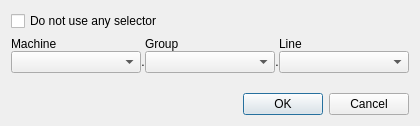
The window that comrad/app/plugins/toolbar/pls_dialog.ui (jfpatrick/accsoft-gui-rad-comrad) describes before a commit, drawn with Qt 5.
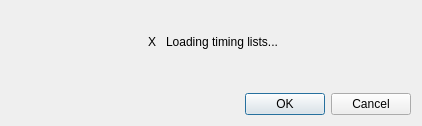
The same window after the commit. The open tabs and pages were chosen to show the change.

Commit message: pyccda error no longer crashes comrad. instead, error message is printed

Diff of the .ui file:
```diff
--- a/comrad/app/plugins/toolbar/pls_dialog.ui
+++ b/comrad/app/plugins/toolbar/pls_dialog.ui
@@ -6,7 +6,7 @@
    <rect>
     <x>0</x>
     <y>0</y>
-    <width>420</width>
+    <width>422</width>
     <height>126</height>
    </rect>
   </property>
@@ -21,6 +21,22 @@
   </property>
   <layout class="QVBoxLayout" name="verticalLayout">
    <item>
+    <widget class="QStackedWidget" name="stack">
+     <widget class="QWidget" name="page_selection">
+      <layout class="QVBoxLayout" name="verticalLayout_2">
+       <property name="leftMargin">
+        <number>0</number>
+       </property>
+       <property name="topMargin">
+        <number>0</number>
+       </property>
+       <property name="rightMargin">
+        <number>0</number>
+       </property>
+       <property name="bottomMargin">
+        <number>0</number>
+       </property>
+       <item>
     <widget class="QCheckBox" name="no_selector">
      <property name="text">
       <string>Do not use any selector</string>
@@ -153,6 +169,160 @@
        </widget>
       </item>
      </layout>
+        </widget>
+       </item>
+      </layout>
+     </widget>
+     <widget class="QWidget" name="page_loading">
+      <layout class="QHBoxLayout" name="horizontalLayout">
+       <property name="leftMargin">
+        <number>0</number>
+       </property>
+       <property name="topMargin">
+        <number>0</number>
+       </property>
+       <property name="rightMargin">
+        <number>0</number>
+       </property>
+       <property name="bottomMargin">
+        <number>0</number>
+       </property>
+       <item>
+        <spacer name="horizontalSpacer">
+         <property name="orientation">
+          <enum>Qt::Horizontal</enum>
+         </property>
+         <property name="sizeHint" stdset="0">
+          <size>
+           <width>25</width>
+           <height>20</height>
+          </size>
+         </property>
+        </spacer>
+       </item>
+       <item>
+        <widget class="QLabel" name="activity">
+         <property name="sizePolicy">
+          <sizepolicy hsizetype="Fixed" vsizetype="Fixed">
+           <horstretch>0</horstretch>
+           <verstretch>0</verstretch>
+          </sizepolicy>
+         </property>
+         <property name="minimumSize">
+          <size>
+           <width>16</width>
+           <height>16</height>
+          </size>
+         </property>
+         <property name="maximumSize">
+          <size>
+           <width>16</width>
+           <height>16</height>
+          </size>
+         </property>
+         <property name="baseSize">
+          <size>
+           <width>16</width>
+           <height>16</height>
+          </size>
+         </property>
+         <property name="text">
+          <string>X</string>
+         </property>
+         <property name="alignment">
+          <set>Qt::AlignCenter</set>
+         </property>
+        </widget>
+       </item>
+       <item>
+        <widget class="QLabel" name="loading">
+         <property name="sizePolicy">
+          <sizepolicy hsizetype="Preferred" vsizetype="Minimum">
+           <horstretch>0</horstretch>
+           <verstretch>0</verstretch>
+          </sizepolicy>
+         </property>
+         <property name="maximumSize">
+          <size>
+           <width>16777215</width>
+           <height>122</height>
+          </size>
+         </property>
+         <property name="text">
+          <string>Loading timing lists...</string>
+         </property>
+        </widget>
+       </item>
+       <item>
+        <spacer name="horizontalSpacer_2">
+         <property name="orientation">
+          <enum>Qt::Horizontal</enum>
+         </property>
+         <property name="sizeHint" stdset="0">
+          <size>
+           <width>25</width>
+           <height>20</height>
+          </size>
+         </property>
+        </spacer>
+       </item>
+      </layout>
+     </widget>
+     <widget class="QWidget" name="page_error">
+      <layout class="QHBoxLayout" name="horizontalLayout_2">
+       <property name="spacing">
+        <number>0</number>
+       </property>
+       <property name="leftMargin">
+        <number>0</number>
+       </property>
+       <property name="topMargin">
+        <number>0</number>
+       </property>
+       <property name="rightMargin">
+        <number>0</number>
+       </property>
+       <property name="bottomMargin">
+        <number>0</number>
+       </property>
+       <item>
+        <spacer name="horizontalSpacer_3">
+         <property name="orientation">
+          <enum>Qt::Horizontal</enum>
+         </property>
+         <property name="sizeHint" stdset="0">
+          <size>
+           <width>25</width>
+           <height>20</height>
+          </size>
+         </property>
+        </spacer>
+       </item>
+       <item>
+        <widget class="QLabel" name="error">
+         <property name="text">
+          <string>Error has occurred...</string>
+         </property>
+         <property name="wordWrap">
+          <bool>true</bool>
+         </property>
+        </widget>
+       </item>
+       <item>
+        <spacer name="horizontalSpacer_4">
+         <property name="orientation">
+          <enum>Qt::Horizontal</enum>
+         </property>
+         <property name="sizeHint" stdset="0">
+          <size>
+           <width>25</width>
+           <height>20</height>
+          </size>
+         </property>
+        </spacer>
+       </item>
+      </layout>
+     </widget>
     </widget>
    </item>
    <item>
```
Lines whose indentation alone changed are shown as unchanged. The commit also changes 1 other file.
